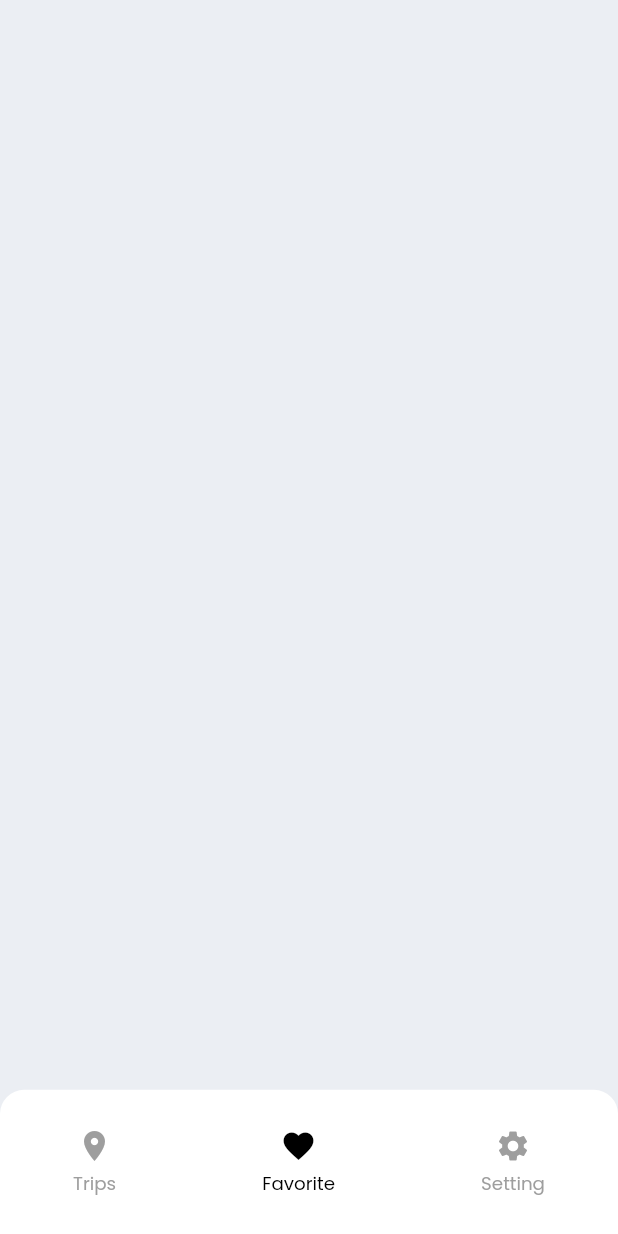
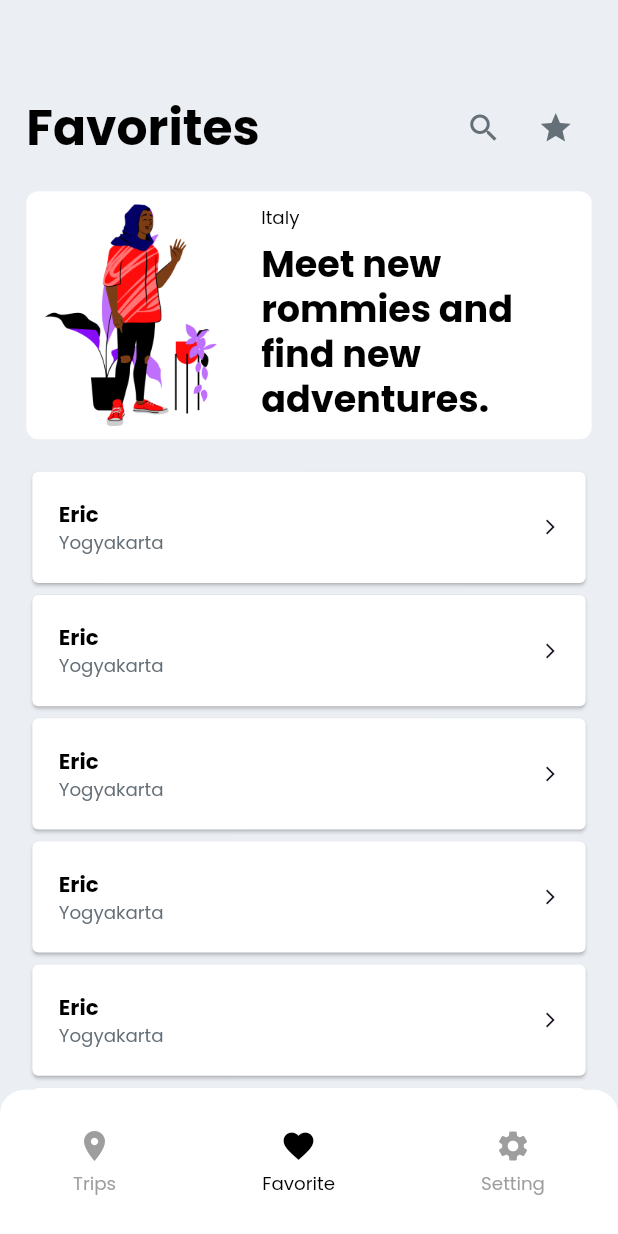
Before and after one commit to satriawarn/FlutterBooking, a Flutter app: the screen it shows after launch, item 2 of the bottom bar chosen, on a phone screen of 412 x 824 dp. Run offline on Flutter 3.47's test engine with Material 2 defaults, Android fonts, the phone set to English and light mode, and no system bars; our stand-ins replace bloc, flutter_bloc, flutter_screenutil.

Commit message:
add favorite page

```diff
--- a/lib/main.dart
+++ b/lib/main.dart
@@ -1,3 +1,4 @@
+import 'package:booking_aja/presentation/pages/dashboard/favorite/favorite_view.dart';
 import 'package:booking_aja/presentation/pages/onboarding/onboarding_view.dart';
 import 'package:booking_aja/presentation/pages/welcome/finish/finish_view.dart';
 import 'package:booking_aja/presentation/pages/welcome/login/login_view.dart';
--- /dev/null
+++ b/lib/presentation/pages/dashboard/favorite/component/favorite_header.dart
@@ -0,0 +1,47 @@
+import 'package:booking_aja/data/src/img_string.dart';
+import 'package:booking_aja/utils/extension/double_extension.dart';
+import 'package:flutter/material.dart';
+import 'package:flutter_screenutil/flutter_screenutil.dart';
+
+import '../../../../../config/config.dart';
+
+class FavoriteHeader extends StatelessWidget {
+  const FavoriteHeader({Key? key}) : super(key: key);
+
+  @override
+  Widget build(BuildContext context) {
+    return Container(
+      margin: EdgeInsets.all(AppDimen.w16),
+      padding: EdgeInsets.all(AppDimen.w8),
+      height: 163.0.h,
+      decoration: BoxDecoration(
+        color: Colors.white,
+        borderRadius: BorderRadius.circular(8.0),
+      ),
+      child: Row(
+        children: [
+          Image.asset(ImgString.cittaPlants3),
+          24.0.width,
+          Expanded(
+            child: Column(
+              crossAxisAlignment: CrossAxisAlignment.start,
+              children: [
+                Text(
+                  "Italy",
+                  style: AppFont.paragraphSmall,
+                ),
+                8.0.height,
+                Text(
+                  "Meet new rommies and find new adventures.",
+                  style: AppFont.h4.copyWith(
+                    height: 1.2.sp,
+                  ),
+                ),
+              ],
+            ),
+          ),
+        ],
+      ),
+    );
+  }
+}
--- /dev/null
+++ b/lib/presentation/pages/dashboard/favorite/component/favorite_list.dart
@@ -0,0 +1,58 @@
+import 'package:flutter/material.dart';
+import 'package:flutter_screenutil/flutter_screenutil.dart';
+
+import '../../../../../config/config.dart';
+
+class FavoriteList extends StatelessWidget {
+  const FavoriteList({Key? key}) : super(key: key);
+
+  @override
+  Widget build(BuildContext context) {
+    return Expanded(
+      child: ListView.builder(
+        itemBuilder: (c, i) => _listItem(),
+        itemCount: 10,
+      ),
+    );
+  }
+
+  Widget _listItem() {
+    return Container(
+      margin: EdgeInsets.symmetric(
+        horizontal: AppDimen.w16,
+      ),
+      child: Card(
+        child: Padding(
+          padding: EdgeInsets.all(
+            AppDimen.w16,
+          ),
+          child: Row(
+            mainAxisAlignment: MainAxisAlignment.spaceBetween,
+            children: [
+              Column(
+                crossAxisAlignment: CrossAxisAlignment.start,
+                children: [
+                  Text(
+                    "Eric",
+                    style: AppFont.paragraphMediumBold,
+                  ),
+                  Text(
+                    "Yogyakarta",
+                    style: AppFont.paragraphSmall.copyWith(
+                      color: AppColor.ink02,
+                    ),
+                  ),
+                ],
+              ),
+              const Icon(
+                Icons.arrow_forward_ios,
+                color: AppColor.ink01,
+                size: 12,
+              ),
+            ],
+          ),
+        ),
+      ),
+    );
+  }
+}
--- /dev/null
+++ b/lib/presentation/pages/dashboard/favorite/component/favorite_title.dart
@@ -0,0 +1,41 @@
+import 'package:flutter/material.dart';
+
+import '../../../../../config/config.dart';
+
+class FavoriteTitle extends StatelessWidget {
+  const FavoriteTitle({Key? key}) : super(key: key);
+
+  @override
+  Widget build(BuildContext context) {
+    return Padding(
+      padding: EdgeInsets.only(
+          left: AppDimen.w16, right: AppDimen.w16, top: AppDimen.h60),
+      child: Row(
+        mainAxisSize: MainAxisSize.max,
+        children: [
+          Text(
+            "Favorites",
+            style: AppFont.h3,
+          ),
+          const Expanded(
+            child: SizedBox(),
+          ),
+          IconButton(
+            onPressed: () {},
+            icon: const Icon(
+              Icons.search,
+              color: AppColor.ink02,
+            ),
+          ),
+          IconButton(
+            onPressed: () {},
+            icon: const Icon(
+              Icons.star,
+              color: AppColor.ink02,
+            ),
+          ),
+        ],
+      ),
+    );
+  }
+}
--- a/lib/presentation/pages/dashboard/favorite/favorite_view.dart
+++ b/lib/presentation/pages/dashboard/favorite/favorite_view.dart
@@ -1,3 +1,7 @@
+import 'package:booking_aja/config/config.dart';
+import 'package:booking_aja/presentation/pages/dashboard/favorite/component/favorite_header.dart';
+import 'package:booking_aja/presentation/pages/dashboard/favorite/component/favorite_list.dart';
+import 'package:booking_aja/presentation/pages/dashboard/favorite/component/favorite_title.dart';
 import 'package:flutter/material.dart';
 import 'package:flutter_bloc/flutter_bloc.dart';
 
@@ -18,6 +22,15 @@ class FavoritePage extends StatelessWidget {
   Widget _buildPage(BuildContext context) {
     final cubit = BlocProvider.of<FavoriteCubit>(context);
 
-    return Container();
+    return Scaffold(
+      backgroundColor: AppColor.ink05,
+      body: Column(
+        children: const [
+          FavoriteTitle(),
+          FavoriteHeader(),
+          FavoriteList()
+        ],
+      ),
+    );
   }
 }
```
Also changed, not shown: 1 other file.
